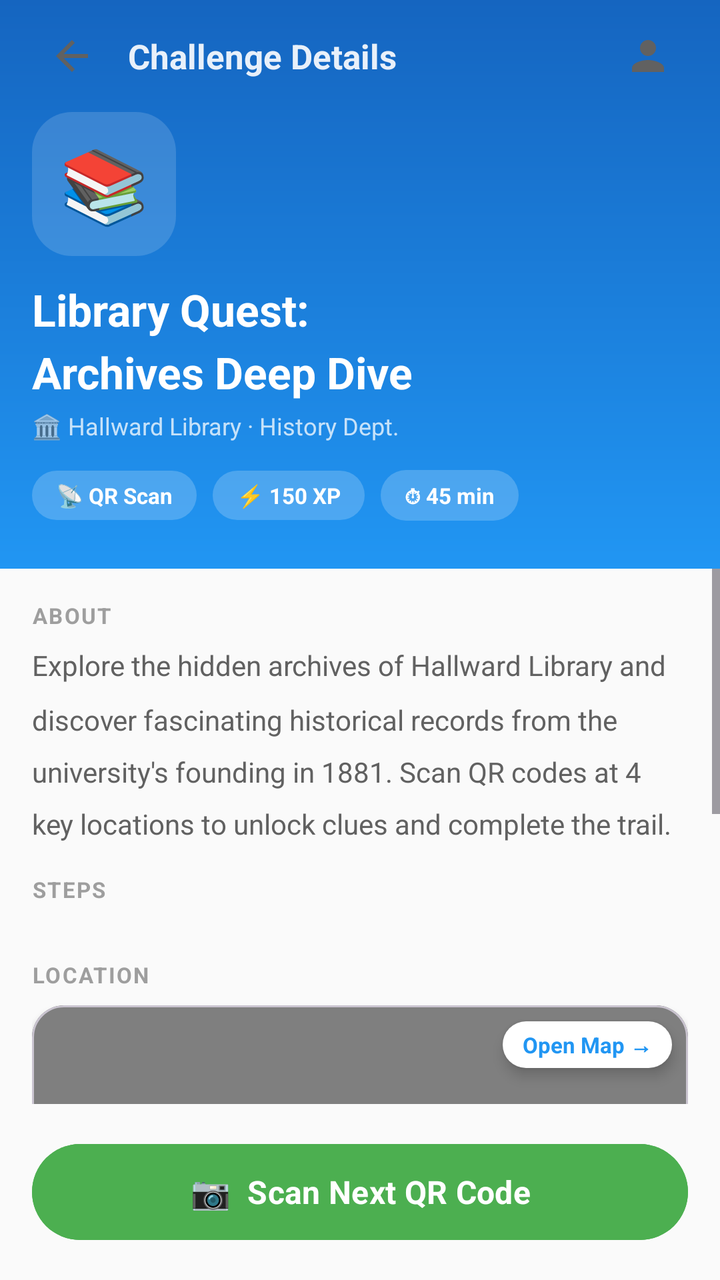
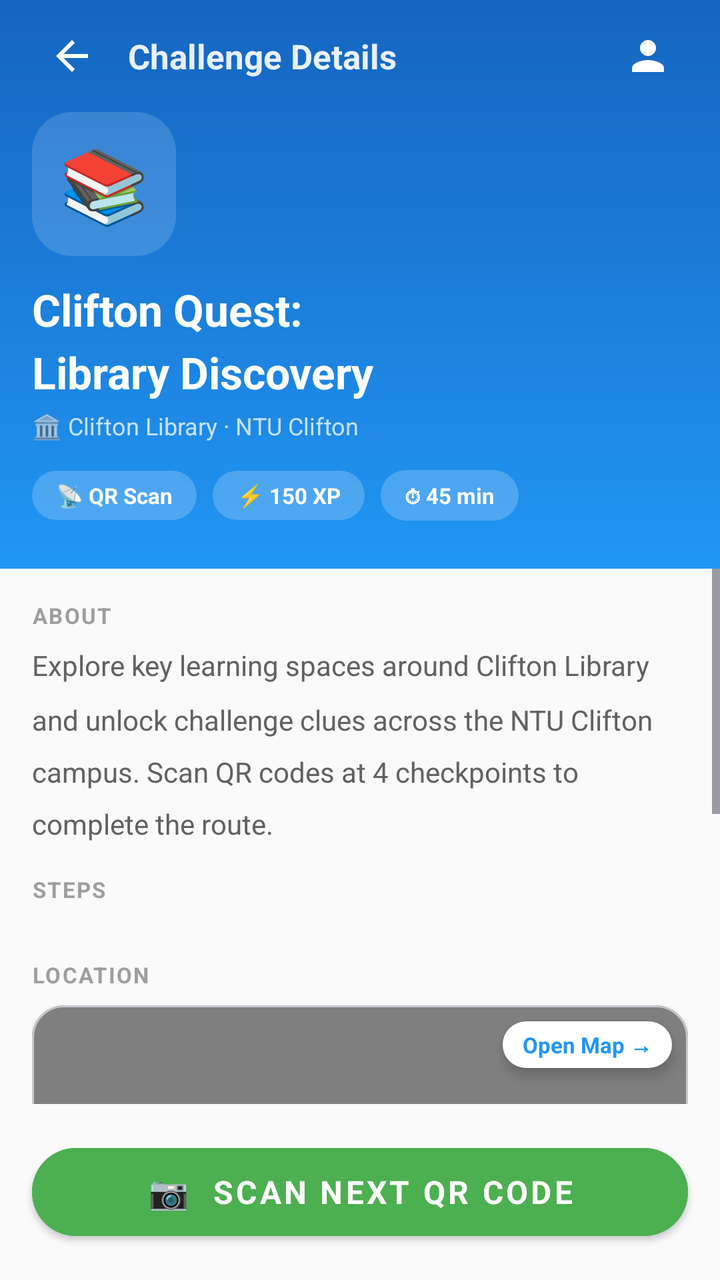

Compare the two renders of this Android layout. The source of the first and the diff that turns it into the second are given below.
<!-- AndroidManifest.xml: activity theme Theme.QuestLearn -->
<!-- res/layout/activity_challenge_detail.xml -->
<?xml version="1.0" encoding="utf-8"?>
<LinearLayout xmlns:android="http://schemas.android.com/apk/res/android"
    xmlns:app="http://schemas.android.com/apk/res-auto"
    android:layout_width="match_parent"
    android:layout_height="match_parent"
    android:orientation="vertical"
    android:background="@color/grey_50">

    
    <LinearLayout
        android:layout_width="match_parent"
        android:layout_height="wrap_content"
        android:orientation="vertical"
        android:background="@drawable/bg_blue_gradient"
        android:paddingBottom="24dp"
        android:clipChildren="false">

        
        <LinearLayout
            android:layout_width="match_parent"
            android:layout_height="56dp"
            android:orientation="horizontal"
            android:gravity="center_vertical"
            android:paddingHorizontal="16dp">

            <ImageButton
                android:id="@+id/btnBack"
                android:layout_width="40dp"
                android:layout_height="40dp"
                android:background="?attr/selectableItemBackgroundBorderless"
                android:src="@drawable/ic_arrow_back"
                android:imageTintList="@color/white"
                android:contentDescription="Back" />

            <TextView
                android:layout_width="0dp"
                android:layout_height="wrap_content"
                android:layout_weight="1"
                android:layout_marginStart="8dp"
                android:text="Challenge Details"
                android:textSize="17sp"
                android:textStyle="bold"
                android:textColor="#E6FFFFFF"
                android:fontFamily="sans-serif" />

            <ImageButton
                android:layout_width="40dp"
                android:layout_height="40dp"
                android:background="?attr/selectableItemBackgroundBorderless"
                android:src="@drawable/ic_person"
                android:imageTintList="@android:color/white"
                android:contentDescription="Favourite" />

        </LinearLayout>

        
        <FrameLayout
            android:layout_width="72dp"
            android:layout_height="72dp"
            android:layout_marginStart="16dp"
            android:layout_marginBottom="12dp"
            android:background="@drawable/bg_challenge_badge">

            <TextView
                android:id="@+id/tvChallengeIcon"
                android:layout_width="wrap_content"
                android:layout_height="wrap_content"
                android:layout_gravity="center"
                android:text="📚"
                android:textSize="36sp" />
        </FrameLayout>

        <TextView
            android:id="@+id/tvChallengeName"
            android:layout_width="match_parent"
            android:layout_height="wrap_content"
            android:paddingHorizontal="16dp"
            android:text="Library Quest:\nArchives Deep Dive"
            android:textSize="22sp"
            android:textStyle="bold"
            android:textColor="@color/white"
            android:fontFamily="sans-serif"
            android:lineSpacingMultiplier="1.2"
            android:layout_marginBottom="4dp" />

        <TextView
            android:id="@+id/tvChallengeOrg"
            android:layout_width="wrap_content"
            android:layout_height="wrap_content"
            android:layout_marginStart="16dp"
            android:text="🏛️ Hallward Library · History Dept."
            android:textSize="12sp"
            android:textColor="#BFFFFFFF"
            android:layout_marginBottom="14dp" />

        
        <LinearLayout
            android:layout_width="wrap_content"
            android:layout_height="wrap_content"
            android:orientation="horizontal"
            android:layout_marginStart="16dp">

            <TextView
                android:layout_width="wrap_content"
                android:layout_height="wrap_content"
                android:text="📡 QR Scan"
                android:textSize="11sp"
                android:textStyle="bold"
                android:textColor="@color/white"
                android:background="@drawable/bg_hero_chip"
                android:paddingHorizontal="12dp"
                android:paddingVertical="5dp"
                android:layout_marginEnd="8dp" />

            <TextView
                android:id="@+id/tvXpChip"
                android:layout_width="wrap_content"
                android:layout_height="wrap_content"
                android:text="⚡ 150 XP"
                android:textSize="11sp"
                android:textStyle="bold"
                android:textColor="@color/white"
                android:background="@drawable/bg_hero_chip"
                android:paddingHorizontal="12dp"
                android:paddingVertical="5dp"
                android:layout_marginEnd="8dp" />

            <TextView
                android:layout_width="wrap_content"
                android:layout_height="wrap_content"
                android:text="⏱ 45 min"
                android:textSize="11sp"
                android:textStyle="bold"
                android:textColor="@color/white"
                android:background="@drawable/bg_hero_chip"
                android:paddingHorizontal="12dp"
                android:paddingVertical="5dp" />

        </LinearLayout>
    </LinearLayout>

    
    <ScrollView
        android:layout_width="match_parent"
        android:layout_height="0dp"
        android:layout_weight="1">

        <LinearLayout
            android:layout_width="match_parent"
            android:layout_height="wrap_content"
            android:orientation="vertical"
            android:paddingBottom="100dp">

            
            <LinearLayout
                android:layout_width="match_parent"
                android:layout_height="wrap_content"
                android:orientation="vertical"
                android:padding="16dp">

                <TextView
                    android:layout_width="wrap_content"
                    android:layout_height="wrap_content"
                    android:text="ABOUT"
                    android:textSize="11sp"
                    android:textStyle="bold"
                    android:textColor="@color/grey_500"
                    android:letterSpacing="0.07"
                    android:layout_marginBottom="8dp" />

                <TextView
                    android:id="@+id/tvAbout"
                    android:layout_width="wrap_content"
                    android:layout_height="wrap_content"
                    android:text="Explore the hidden archives of Hallward Library and discover fascinating historical records from the university's founding in 1881. Scan QR codes at 4 key locations to unlock clues and complete the trail."
                    android:textSize="14sp"
                    android:textColor="@color/grey_700"
                    android:lineSpacingMultiplier="1.6" />

            </LinearLayout>

            
            <LinearLayout
                android:layout_width="match_parent"
                android:layout_height="wrap_content"
                android:orientation="vertical"
                android:paddingHorizontal="16dp"
                android:paddingBottom="16dp">

                <TextView
                    android:layout_width="wrap_content"
                    android:layout_height="wrap_content"
                    android:text="STEPS"
                    android:textSize="11sp"
                    android:textStyle="bold"
                    android:textColor="@color/grey_500"
                    android:letterSpacing="0.07"
                    android:layout_marginBottom="12dp" />

                <androidx.recyclerview.widget.RecyclerView
                    android:id="@+id/rvSteps"
                    android:layout_width="match_parent"
                    android:layout_height="wrap_content"
                    android:nestedScrollingEnabled="false" />

            </LinearLayout>

            
            <LinearLayout
                android:layout_width="match_parent"
                android:layout_height="wrap_content"
                android:orientation="vertical"
                android:paddingHorizontal="16dp"
                android:paddingBottom="16dp">

                <TextView
                    android:layout_width="wrap_content"
                    android:layout_height="wrap_content"
                    android:text="LOCATION"
                    android:textSize="11sp"
                    android:textStyle="bold"
                    android:textColor="@color/grey_500"
                    android:letterSpacing="0.07"
                    android:layout_marginBottom="8dp" />

                
                <com.google.android.material.card.MaterialCardView
                    android:id="@+id/miniMapCard"
                    android:layout_width="match_parent"
                    android:layout_height="110dp"
                    app:cardCornerRadius="16dp"
                    app:cardElevation="2dp">

                    <com.questlearn.MiniMapView
                        android:id="@+id/miniMap"
                        android:layout_width="match_parent"
                        android:layout_height="match_parent" />

                    <TextView
                        android:id="@+id/tvOpenMap"
                        android:layout_width="wrap_content"
                        android:layout_height="wrap_content"
                        android:layout_gravity="top|end"
                        android:layout_margin="8dp"
                        android:text="Open Map →"
                        android:textSize="11sp"
                        android:textStyle="bold"
                        android:textColor="@color/blue_primary"
                        android:background="@drawable/bg_white_rounded"
                        android:paddingHorizontal="10dp"
                        android:paddingVertical="4dp"
                        android:elevation="4dp" />

                </com.google.android.material.card.MaterialCardView>

                <TextView
                    android:layout_width="wrap_content"
                    android:layout_height="wrap_content"
                    android:layout_marginTop="8dp"
                    android:text="📍 Hallward Library, University Park · 80m away"
                    android:textSize="12sp"
                    android:textColor="@color/grey_500" />

            </LinearLayout>

            
            <LinearLayout
                android:layout_width="match_parent"
                android:layout_height="wrap_content"
                android:orientation="vertical"
                android:paddingHorizontal="16dp">

                <TextView
                    android:layout_width="wrap_content"
                    android:layout_height="wrap_content"
                    android:text="REWARDS"
                    android:textSize="11sp"
                    android:textStyle="bold"
                    android:textColor="@color/grey_500"
                    android:letterSpacing="0.07"
                    android:layout_marginBottom="8dp" />

                <LinearLayout
                    android:layout_width="match_parent"
                    android:layout_height="wrap_content"
                    android:orientation="horizontal">

                    <com.google.android.material.card.MaterialCardView
                        android:layout_width="0dp"
                        android:layout_height="wrap_content"
                        android:layout_weight="1"
                        android:layout_marginEnd="8dp"
                        app:cardElevation="2dp"
                        app:cardCornerRadius="8dp">
                        <LinearLayout android:layout_width="match_parent" android:layout_height="wrap_content"
                            android:orientation="vertical" android:gravity="center" android:padding="12dp">
                            <TextView android:layout_width="wrap_content" android:layout_height="wrap_content" android:text="⚡" android:textSize="24sp" />
                            <TextView android:layout_width="wrap_content" android:layout_height="wrap_content" android:text="150" android:textSize="18sp" android:textStyle="bold" android:textColor="@color/grey_900" />
                            <TextView android:layout_width="wrap_content" android:layout_height="wrap_content" android:text="XP POINTS" android:textSize="9sp" android:textColor="@color/grey_500" android:letterSpacing="0.05" />
                        </LinearLayout>
                    </com.google.android.material.card.MaterialCardView>

                    <com.google.android.material.card.MaterialCardView
                        android:layout_width="0dp"
                        android:layout_height="wrap_content"
                        android:layout_weight="1"
                        android:layout_marginEnd="8dp"
                        app:cardElevation="2dp"
                        app:cardCornerRadius="8dp">
                        <LinearLayout android:layout_width="match_parent" android:layout_height="wrap_content"
                            android:orientation="vertical" android:gravity="center" android:padding="12dp">
                            <TextView android:layout_width="wrap_content" android:layout_height="wrap_content" android:text="🏅" android:textSize="24sp" />
                            <TextView android:layout_width="wrap_content" android:layout_height="wrap_content" android:text="1" android:textSize="18sp" android:textStyle="bold" android:textColor="@color/grey_900" />
                            <TextView android:layout_width="wrap_content" android:layout_height="wrap_content" android:text="BADGE" android:textSize="9sp" android:textColor="@color/grey_500" android:letterSpacing="0.05" />
                        </LinearLayout>
                    </com.google.android.material.card.MaterialCardView>

                    <com.google.android.material.card.MaterialCardView
                        android:layout_width="0dp"
                        android:layout_height="wrap_content"
                        android:layout_weight="1"
                        app:cardElevation="2dp"
                        app:cardCornerRadius="8dp">
                        <LinearLayout android:layout_width="match_parent" android:layout_height="wrap_content"
                            android:orientation="vertical" android:gravity="center" android:padding="12dp">
                            <TextView android:layout_width="wrap_content" android:layout_height="wrap_content" android:text="🔥" android:textSize="24sp" />
                            <TextView android:layout_width="wrap_content" android:layout_height="wrap_content" android:text="+1" android:textSize="18sp" android:textStyle="bold" android:textColor="@color/grey_900" />
                            <TextView android:layout_width="wrap_content" android:layout_height="wrap_content" android:text="STREAK" android:textSize="9sp" android:textColor="@color/grey_500" android:letterSpacing="0.05" />
                        </LinearLayout>
                    </com.google.android.material.card.MaterialCardView>

                </LinearLayout>
            </LinearLayout>

        </LinearLayout>
    </ScrollView>

    
    <Button
        android:id="@+id/btnBeginChallenge"
        android:layout_width="match_parent"
        android:layout_height="56dp"
        android:layout_margin="16dp"
        android:text="📷  Scan Next QR Code"
        android:textSize="16sp"
        android:textStyle="bold"
        android:textColor="@color/white"
        android:backgroundTint="@color/green_primary"
        android:fontFamily="sans-serif"
        app:cornerRadius="28dp" />

</LinearLayout>
<!-- resources referenced by this layout -->
<resources>
  <color name="blue_primary">#2196F3</color>
  <color name="green_primary">#4CAF50</color>
  <color name="grey_50">#FAFAFA</color>
  <color name="grey_500">#9E9E9E</color>
  <color name="grey_700">#616161</color>
  <color name="grey_900">#212121</color>
  <color name="white">#FFFFFF</color>
  <!-- drawable bg_blue_gradient (drawable) -->
  <?xml version="1.0" encoding="utf-8"?>
  <shape xmlns:android="http://schemas.android.com/apk/res/android">
      <gradient
          android:startColor="#1565C0"
          android:endColor="#2196F3"
          android:angle="160"
          android:type="linear"/>
  </shape>
  <!-- drawable bg_challenge_badge (drawable) -->
  <?xml version="1.0" encoding="utf-8"?>
  <shape xmlns:android="http://schemas.android.com/apk/res/android">
      <solid android:color="#26FFFFFF"/>
      <corners android:radius="20dp"/>
  </shape>
  <!-- drawable bg_hero_chip (drawable) -->
  <?xml version="1.0" encoding="utf-8"?>
  <shape xmlns:android="http://schemas.android.com/apk/res/android">
      <solid android:color="#33FFFFFF"/>
      <corners android:radius="100dp"/>
  </shape>
  <!-- drawable bg_white_rounded (drawable) -->
  <?xml version="1.0" encoding="utf-8"?>
  <shape xmlns:android="http://schemas.android.com/apk/res/android">
      <solid android:color="@color/white"/>
      <corners android:radius="16dp"/>
  </shape>
  <!-- drawable ic_arrow_back (drawable) -->
  <vector xmlns:android="http://schemas.android.com/apk/res/android" android:width="24dp" android:height="24dp" android:viewportWidth="24" android:viewportHeight="24">
      <path android:fillColor="#616161" android:pathData="M20,11H7.83l5.59,-5.59L12,4l-8,8 8,8 1.41,-1.41L7.83,13H20v-2z"/>
  </vector>
  <!-- drawable ic_person (drawable) -->
  <vector xmlns:android="http://schemas.android.com/apk/res/android" android:width="24dp" android:height="24dp" android:viewportWidth="24" android:viewportHeight="24">
      <path android:fillColor="#616161" android:pathData="M12,12c2.21,0 4,-1.79 4,-4s-1.79,-4 -4,-4 -4,1.79 -4,4 1.79,4 4,4zM12,14c-2.67,0 -8,1.34 -8,4v2h16v-2c0,-2.66 -5.33,-4 -8,-4z"/>
  </vector>
  <style name="Theme.QuestLearn" parent="Theme.Material3.Light.NoActionBar">
          <item name="colorPrimary">@color/blue_primary</item>
          <item name="colorOnPrimary">@color/white</item>
          <item name="colorPrimaryContainer">@color/blue_surface</item>
          <item name="colorSecondary">@color/green_primary</item>
          <item name="colorOnSecondary">@color/white</item>
          <item name="colorTertiary">@color/orange_primary</item>
          <item name="colorSurface">@color/white</item>
          <item name="colorOnSurface">@color/grey_900</item>
          <item name="colorBackground">@color/grey_50</item>
          <item name="android:statusBarColor">@color/blue_dark</item>
          <item name="android:windowLightStatusBar">false</item>
          <item name="android:fontFamily">sans-serif</item>
      </style>
  <color name="blue_surface">#E3F2FD</color>
  <color name="orange_primary">#FF9800</color>
  <color name="blue_dark">#1565C0</color>
</resources>

<!-- the commit's change to res/layout/activity_challenge_detail.xml (unified diff, before → after) -->
@@ -29,7 +29,7 @@
                 android:layout_height="40dp"
                 android:background="?attr/selectableItemBackgroundBorderless"
                 android:src="@drawable/ic_arrow_back"
-                android:imageTintList="@color/white"
+                app:tint="@color/white"
                 android:contentDescription="Back" />
 
             <TextView
@@ -48,7 +48,7 @@
                 android:layout_height="40dp"
                 android:background="?attr/selectableItemBackgroundBorderless"
                 android:src="@drawable/ic_person"
-                android:imageTintList="@android:color/white"
+                app:tint="@android:color/white"
                 android:contentDescription="Favourite" />
 
         </LinearLayout>
@@ -75,7 +75,7 @@
             android:layout_width="match_parent"
             android:layout_height="wrap_content"
             android:paddingHorizontal="16dp"
-            android:text="Library Quest:\nArchives Deep Dive"
+            android:text="Clifton Quest:\nLibrary Discovery"
             android:textSize="22sp"
             android:textStyle="bold"
             android:textColor="@color/white"
@@ -88,7 +88,7 @@
             android:layout_width="wrap_content"
             android:layout_height="wrap_content"
             android:layout_marginStart="16dp"
-            android:text="🏛️ Hallward Library · History Dept."
+            android:text="🏛️ Clifton Library · NTU Clifton"
             android:textSize="12sp"
             android:textColor="#BFFFFFFF"
             android:layout_marginBottom="14dp" />
@@ -172,7 +172,7 @@
                     android:id="@+id/tvAbout"
                     android:layout_width="wrap_content"
                     android:layout_height="wrap_content"
-                    android:text="Explore the hidden archives of Hallward Library and discover fascinating historical records from the university's founding in 1881. Scan QR codes at 4 key locations to unlock clues and complete the trail."
+                    android:text="Explore key learning spaces around Clifton Library and unlock challenge clues across the NTU Clifton campus. Scan QR codes at 4 checkpoints to complete the route."
                     android:textSize="14sp"
                     android:textColor="@color/grey_700"
                     android:lineSpacingMultiplier="1.6" />
@@ -257,7 +257,7 @@
                     android:layout_width="wrap_content"
                     android:layout_height="wrap_content"
                     android:layout_marginTop="8dp"
-                    android:text="📍 Hallward Library, University Park · 80m away"
+                    android:text="📍 Clifton Library, Clifton Campus · 80m away"
                     android:textSize="12sp"
                     android:textColor="@color/grey_500" />
 
@@ -336,7 +336,7 @@
     </ScrollView>
 
     
-    <Button
+    <com.google.android.material.button.MaterialButton
         android:id="@+id/btnBeginChallenge"
         android:layout_width="match_parent"
         android:layout_height="56dp"
@@ -347,6 +347,7 @@
         android:textColor="@color/white"
         android:backgroundTint="@color/green_primary"
         android:fontFamily="sans-serif"
-        app:cornerRadius="28dp" />
+        app:cornerRadius="28dp"
+        style="@style/Widget.MaterialComponents.Button" />
 
 </LinearLayout>
